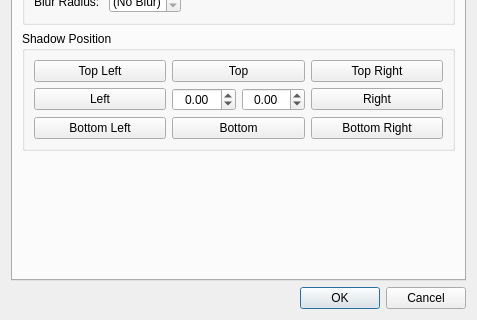
Before: the Qt Designer form src/items/GenericItemConfig.ui in google-code-export/dviz, drawn with Qt 5; both pictures show x 0 to 477 and y 174 to 494 of the 477 by 494 pixel window.
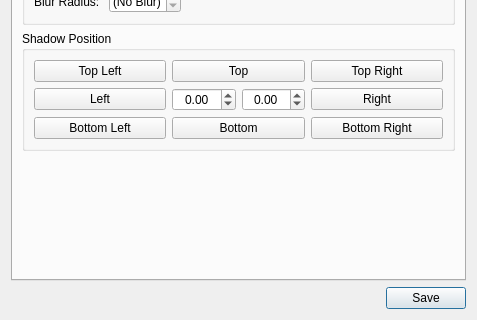
After: the same form once the commit is applied. Icons and pictures are not drawn.

Commit message: Changed GenericItemConfig from a QDialog to a QWidget to allow for further integration into the editor. Integrated the background config dialog into the SlideSettingsDialog - a bit hackish, but better than a 3rd window in my opinion

```diff
--- a/src/items/GenericItemConfig.ui
+++ b/src/items/GenericItemConfig.ui
@@ -1,7 +1,7 @@
 <?xml version="1.0" encoding="UTF-8"?>
 <ui version="4.0">
  <class>GenericItemConfig</class>
- <widget class="QDialog" name="GenericItemConfig">
+ <widget class="QWidget" name="GenericItemConfig">
   <property name="geometry">
    <rect>
     <x>0</x>
@@ -845,7 +845,7 @@
       <enum>Qt::Horizontal</enum>
      </property>
      <property name="standardButtons">
-      <set>QDialogButtonBox::Cancel|QDialogButtonBox::Ok</set>
+      <set>QDialogButtonBox::Save</set>
      </property>
     </widget>
    </item>
```
Left out of the diff: 38 changed lines with no effect on the pictures. The commit also changes 9 other files.
